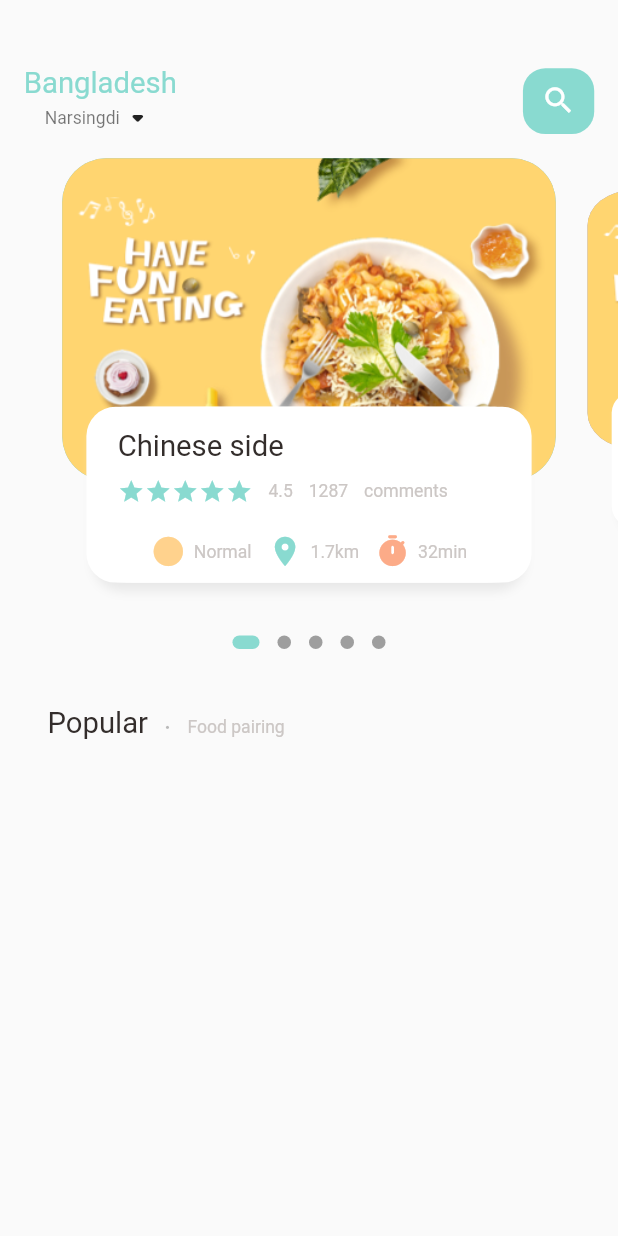
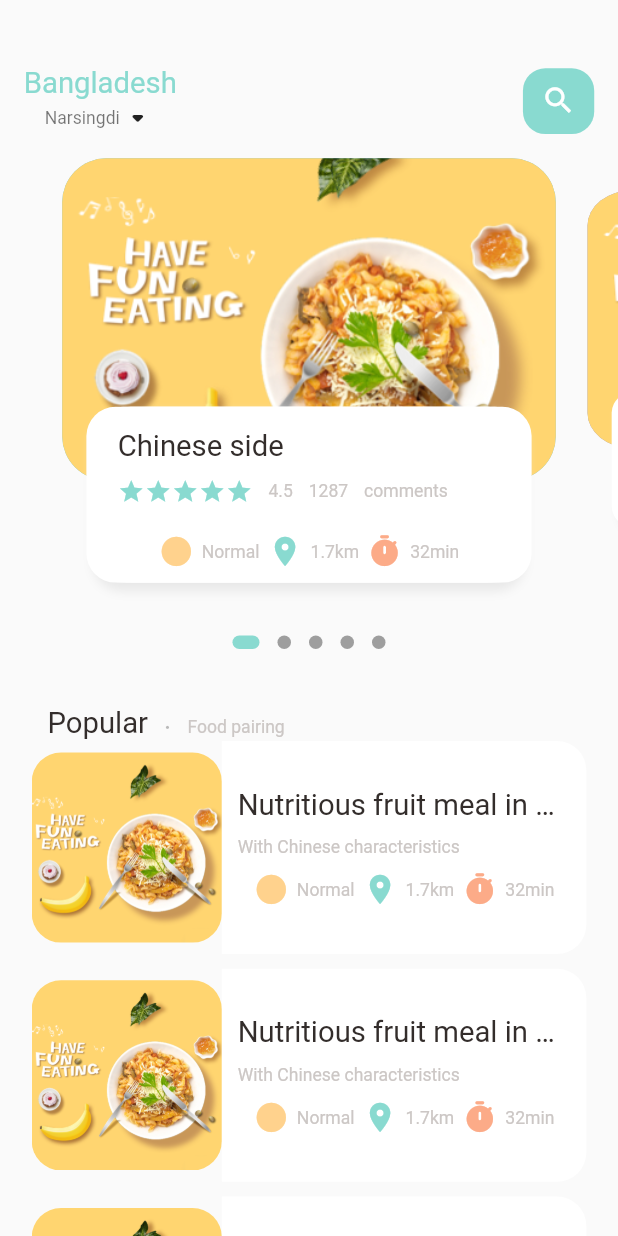
Before and after one commit to Weidaicheng/food_delivery, a Flutter app: the screen it shows after launch, on a phone screen of 412 x 824 dp. Run offline on Flutter 3.47's test engine with Material 2 defaults, Android fonts, the phone set to English and light mode, and no system bars; drawn by our look-alikes of dots_indicator; our stand-ins replace get.

Commit message:
foods list

```diff
--- a/lib/home/food_page_body.dart
+++ b/lib/home/food_page_body.dart
@@ -82,7 +82,83 @@ class _FoodPageBodyState extends State<FoodPageBody> {
               )
             ],
           ),
-        )
+        ),
+        // list of food and images
+        ListView.builder(
+              physics: NeverScrollableScrollPhysics(),
+              shrinkWrap: true,
+              itemCount: 10,
+              itemBuilder: (context, index) {
+                return Container(
+                  margin: EdgeInsets.only(left: Dimensions.width_20, right: Dimensions.width_20, bottom: Dimensions.height_10),
+                  child: Row(
+                    children: [
+                      // image section
+                      Container(
+                        width: Dimensions.listViewImgSize,
+                        height: Dimensions.listViewImgSize,
+                        decoration: BoxDecoration(
+                            borderRadius: BorderRadius.circular(Dimensions.radius_20),
+                            color: Colors.white38,
+                            image: DecorationImage(
+                                fit: BoxFit.cover,
+                                image: AssetImage(
+                                    "assets/image/food0.png"
+                                )
+                            )
+                        ),
+                      ),
+                      // text container
+                      Expanded(
+                        child: Container(
+                          height: Dimensions.listViewTextContSize,
+                          decoration: BoxDecoration(
+                            borderRadius: BorderRadius.only(
+                              topRight: Radius.circular(Dimensions.radius_20),
+                              bottomRight: Radius.circular(Dimensions.radius_20),
+                            ),
+                            color: Colors.white,
+                          ),
+                          child: Padding(
+                            padding: EdgeInsets.only(
+                                left: Dimensions.width_10,
+                                right: Dimensions.width_10),
+                            child: Column(
+                              crossAxisAlignment: CrossAxisAlignment.start,
+                              mainAxisAlignment: MainAxisAlignment.center,
+                              children: [
+                                BigText(text: "Nutritious fruit meal in China"),
+                                SizedBox(height: Dimensions.height_10,),
+                                SmallText(text: "With Chinese characteristics"),
+                                SizedBox(height: Dimensions.height_10,),
+                                Row(
+                                  mainAxisAlignment: MainAxisAlignment.center,
+                                  children: [
+                                    IconAndTextWidget(
+                                        icon: Icons.circle,
+                                        text: "Normal",
+                                        iconColor: AppColors.iconColor1),
+                                    SizedBox(width: Dimensions.width_5),
+                                    IconAndTextWidget(
+                                        icon: Icons.location_on,
+                                        text: "1.7km",
+                                        iconColor: AppColors.mainColor),
+                                    SizedBox(width: Dimensions.width_5),
+                                    IconAndTextWidget(
+                                        icon: Icons.timer_rounded,
+                                        text: "32min",
+                                        iconColor: AppColors.iconColor2),
+                                  ],
+                                )
+                              ],
+                            ),
+                          ),
+                        ),
+                      )
+                    ],
+                  ),
+                );
+              }),
       ],
     );
   }
@@ -176,12 +252,12 @@ class _FoodPageBodyState extends State<FoodPageBody> {
                             icon: Icons.circle,
                             text: "Normal",
                             iconColor: AppColors.iconColor1),
-                        SizedBox(width: Dimensions.width_10),
+                        SizedBox(width: Dimensions.width_5),
                         IconAndTextWidget(
                             icon: Icons.location_on,
                             text: "1.7km",
                             iconColor: AppColors.mainColor),
-                        SizedBox(width: Dimensions.width_10),
+                        SizedBox(width: Dimensions.width_5),
                         IconAndTextWidget(
                             icon: Icons.timer_rounded,
                             text: "32min",
@@ -193,7 +269,6 @@ class _FoodPageBodyState extends State<FoodPageBody> {
               ),
             ),
           ),
-
         ],
       ),
     );
--- a/lib/home/main_food_page.dart
+++ b/lib/home/main_food_page.dart
@@ -57,7 +57,10 @@ class _MainFoodPageState extends State<MainFoodPage> {
             ),
           ),
           // showing the body
-          FoodPageBody(),
+          Expanded(
+              child: SingleChildScrollView(
+                child: FoodPageBody(),
+          )),
         ],
       ),
     );
--- a/lib/utils/dimensions.dart
+++ b/lib/utils/dimensions.dart
@@ -29,4 +29,7 @@ class Dimensions {
 
   static double iconSize_24 = screenHeight / 35.17;
 
+  static double listViewImgSize = screenWidth / 3.25;
+  static double listViewTextContSize = screenWidth / 2.9;
+
 }
```
